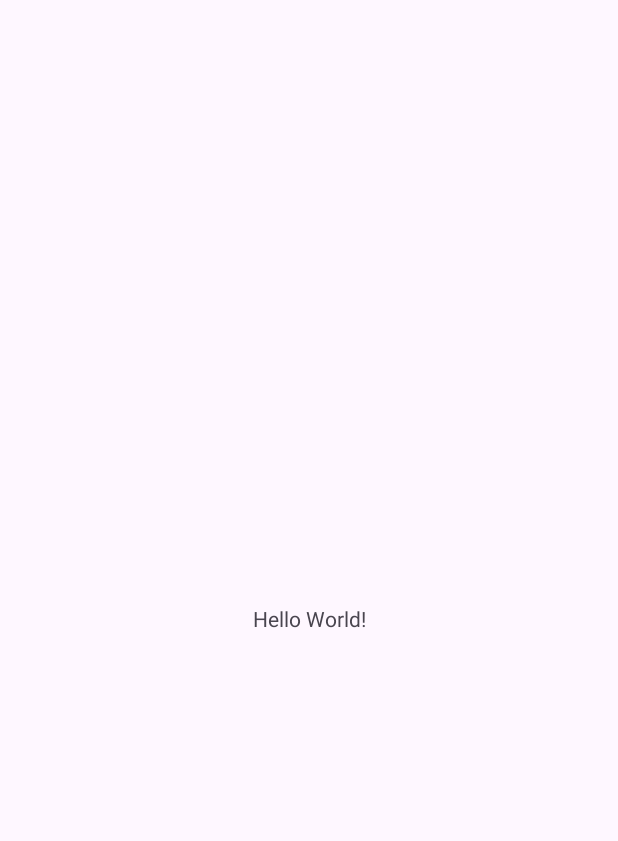
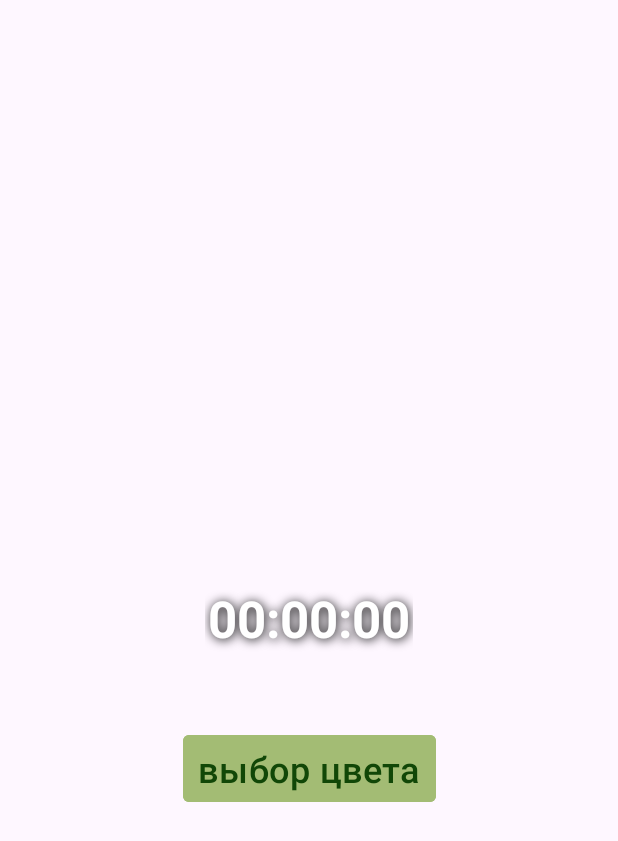
Before and after one commit to arantir/clockWidget, an Android app: the screen it shows after launch (MainActivity), on a phone screen of 412 x 824 dp. Before the commit the part shown is almost empty. Shown: the top 841 px of the screen. Run offline under Robolectric (Android 15) with nearby library versions, the phone set to English and light mode, and no system bars; libraries missing offline, so code that uses them is left out: com.jaredrummler.android.

Commit message:
выбор цвета
Добавлена настройка выбора цвета в приложении. Она меняет цвет на виджете и на тестовой надписи внутри приложения.

```diff
--- a/app/build.gradle.kts
+++ b/app/build.gradle.kts
@@ -37,6 +37,7 @@ android {
 
 dependencies {
 
+    implementation("com.jaredrummler:colorpicker:1.1.0")
     implementation("androidx.core:core-ktx:1.9.0")
     implementation("androidx.appcompat:appcompat:1.6.1")
     implementation("com.google.android.material:material:1.8.0")
--- a/app/src/main/res/layout/activity_main.xml
+++ b/app/src/main/res/layout/activity_main.xml
@@ -7,12 +7,42 @@
     tools:context=".MainActivity">
 
     <TextView
+        android:id="@+id/tvExample"
         android:layout_width="wrap_content"
         android:layout_height="wrap_content"
-        android:text="Hello World!"
         app:layout_constraintBottom_toBottomOf="parent"
         app:layout_constraintEnd_toEndOf="parent"
         app:layout_constraintStart_toStartOf="parent"
-        app:layout_constraintTop_toTopOf="parent" />
+        app:layout_constraintTop_toTopOf="parent"
+        android:contentDescription="@string/appwidget_text"
+        android:gravity="center"
+        android:padding="1dp"
+        android:paddingStart="2dp"
+        android:paddingEnd="2dp"
+        android:shadowColor="@color/black"
+        android:shadowDx="1"
+        android:shadowDy="1"
+        android:shadowRadius="8"
+        android:text="@string/appwidget_text"
+        android:textColor="@color/white"
+        android:textSize="34sp"
+        android:textStyle="bold"
+        android:background="@android:color/transparent" />
+
+    <Button
+        android:id="@+id/btColorPick"
+        android:layout_width="wrap_content"
+        android:layout_height="wrap_content"
+        android:layout_marginTop="50dp"
+        android:backgroundTint="@color/bt_color_pick_back"
+        android:paddingLeft="10dp"
+        android:paddingRight="10dp"
+        android:text="@string/bt_color_pick"
+        android:textColor="@color/bt_color_pick_font"
+        android:textSize="24sp"
+        app:cornerRadius="4dp"
+        app:layout_constraintEnd_toEndOf="@+id/tvExample"
+        app:layout_constraintStart_toStartOf="@+id/tvExample"
+        app:layout_constraintTop_toBottomOf="@+id/tvExample" />
 
 </androidx.constraintlayout.widget.ConstraintLayout>
--- a/app/src/main/res/values/colors.xml
+++ b/app/src/main/res/values/colors.xml
@@ -6,4 +6,9 @@
     <color name="light_blue_200">#FF81D4FA</color>
     <color name="light_blue_600">#FF039BE5</color>
     <color name="light_blue_900">#FF01579B</color>
+    <color name="font_widget">#FF01579B</color>
+    <color name="font_shadow_widget">#FF01579B</color>
+    <color name="background_widget">#FF01579B</color>
+    <color name="bt_color_pick_font">#114707</color>
+    <color name="bt_color_pick_back">#a3bc74</color>
 </resources>
--- a/app/src/main/res/values/strings.xml
+++ b/app/src/main/res/values/strings.xml
@@ -3,4 +3,5 @@
     <string name="appwidget_text">00:00:00</string>
     <string name="add_widget">Add widget</string>
     <string name="app_widget_description">This is an app widget description</string>
+    <string name="bt_color_pick">выбор цвета</string>
 </resources>
```
Also changed, not shown: app/src/main/java/com/example/clockwidget/MainActivity.kt (+47 -3 lines).
